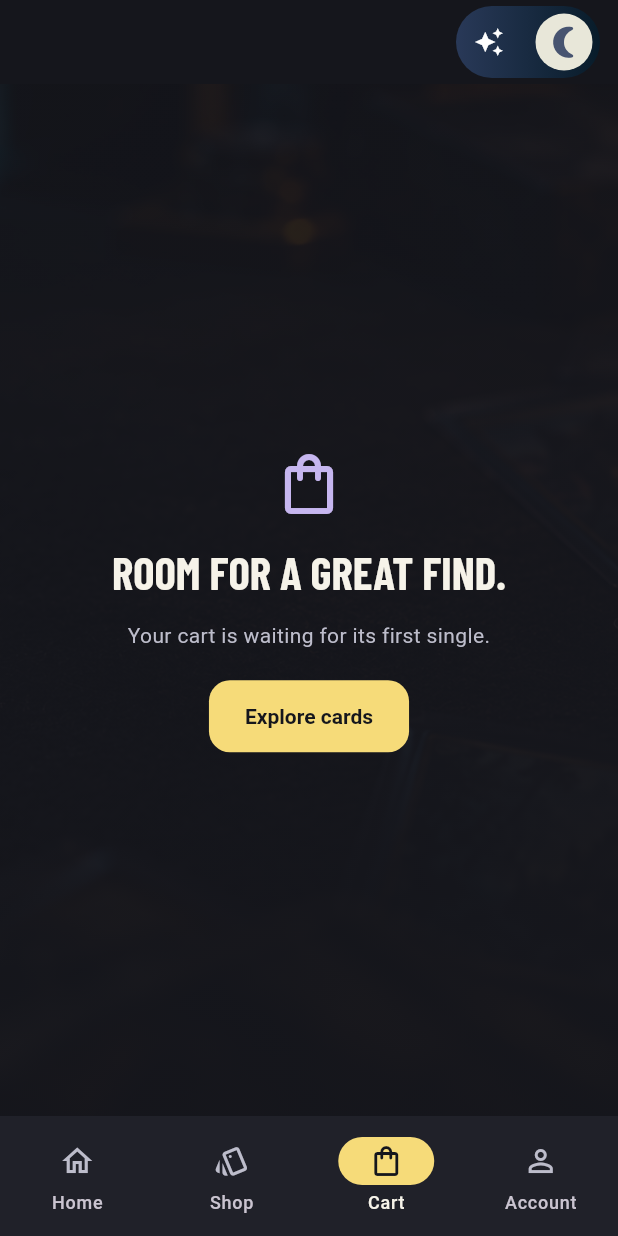
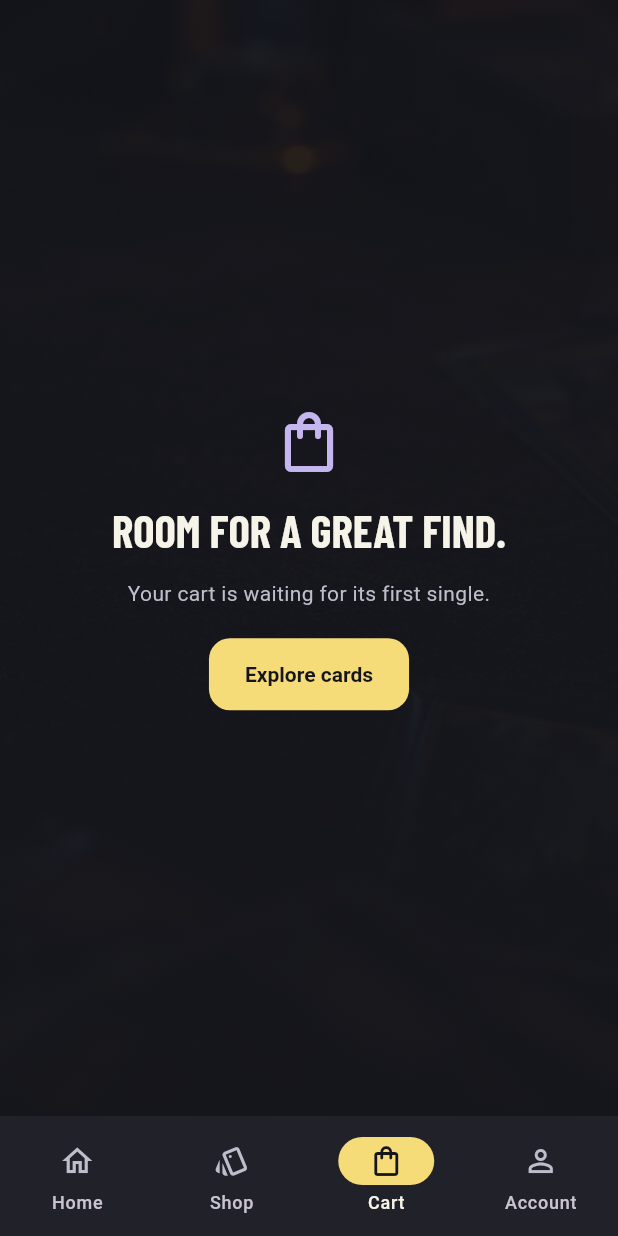
Before and after one commit to Zzzz-sudoz/tcg404-mobile, a Flutter app: the screen it shows after launch, item 3 of the bottom bar chosen, on a phone screen of 412 x 824 dp. Run offline on Flutter 3.47's test engine with Material 3 defaults, Android fonts, the phone set to English and light mode, and no system bars; our stand-ins replace flutter_secure_storage, shared_preferences; accounts and stored records are empty; network calls fail.

Commit message:
FIX: Home theme switch placement and smooth sliding

```diff
--- a/lib/main.dart
+++ b/lib/main.dart
@@ -17,7 +17,6 @@ import 'services/catalog_api.dart';
 import 'state/cart_state.dart';
 import 'theme/app_theme.dart';
 import 'theme/theme_state.dart';
-import 'widgets/theme_mode_switch.dart';
 import 'widgets/store_widgets.dart';
 import 'widgets/favorites_scope.dart';
 import 'screens/favorites_screen.dart';
@@ -237,16 +236,16 @@ class _StoreShellState extends State<StoreShell> {
       }
       final tab = admin && _tab > 1 ? 0 : _tab;
       return Scaffold(
-        appBar: AppBar(
+        appBar: admin
+            ? AppBar(
                 actions: [
-            const ThemeModeSwitch(),
-            if (admin)
                   TextButton(
                     onPressed: () => setState(() => _previewStore = false),
                     child: const Text('Admin workspace'),
                   ),
                 ],
-        ),
+              )
+            : null,
         body: StoreBackdrop(
           child: SafeArea(
             child: Center(
--- a/lib/widgets/theme_mode_switch.dart
+++ b/lib/widgets/theme_mode_switch.dart
@@ -6,7 +6,9 @@ class ThemeModeSwitch extends StatelessWidget {
   @override
   Widget build(BuildContext context) {
     final state = ThemeScope.of(context);
-    final dark = Theme.of(context).brightness == Brightness.dark;
+    final dark = state == null
+        ? Theme.of(context).brightness == Brightness.dark
+        : state.mode == ThemeMode.dark;
     return Semantics(
       label: 'Dark mode',
       toggled: dark,
@@ -20,7 +22,8 @@ class ThemeModeSwitch extends StatelessWidget {
             child: AnimatedContainer(
               duration: MediaQuery.disableAnimationsOf(context)
                   ? Duration.zero
-                  : const Duration(milliseconds: 300),
+                  : const Duration(milliseconds: 350),
+              curve: Curves.easeInOutCubic,
               width: 96,
               height: 48,
               decoration: BoxDecoration(
@@ -46,7 +49,8 @@ class ThemeModeSwitch extends StatelessWidget {
                   AnimatedAlign(
                     duration: MediaQuery.disableAnimationsOf(context)
                         ? Duration.zero
-                        : const Duration(milliseconds: 300),
+                        : const Duration(milliseconds: 350),
+                    curve: Curves.easeInOutCubic,
                     alignment: dark
                         ? Alignment.centerRight
                         : Alignment.centerLeft,
```
Also changed, not shown: lib/screens/home_screen.dart (+9 -1 lines). Lines whose indentation alone changed are shown as unchanged.
